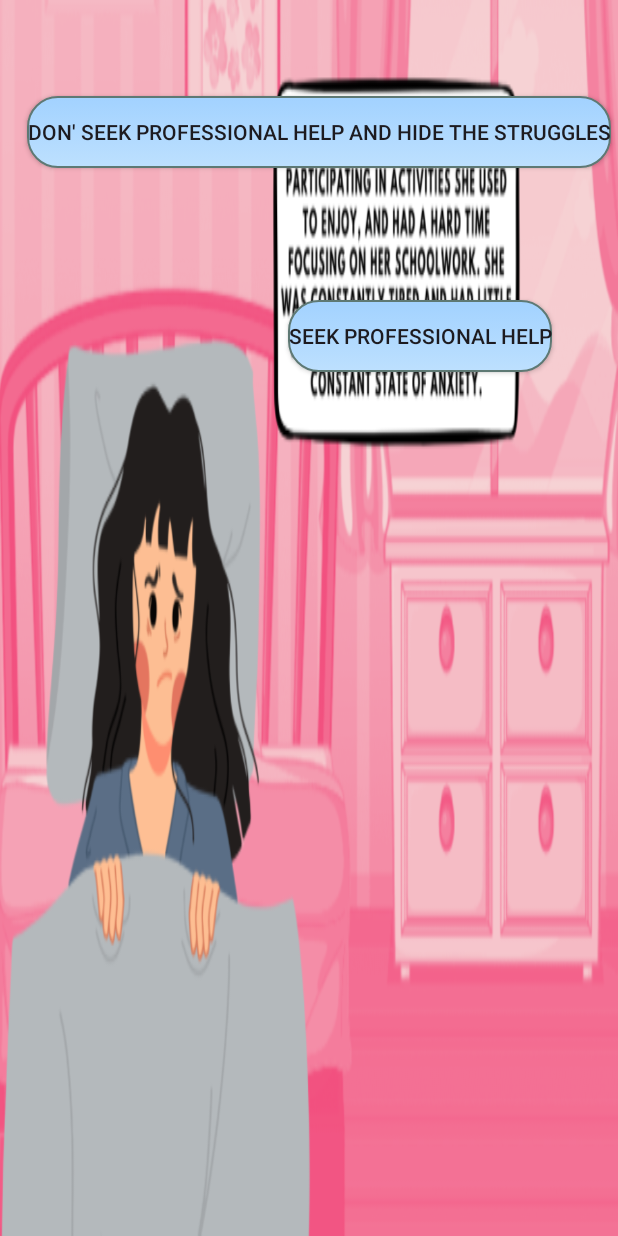
After one commit to Ai-nihil/Mental-Hub, an Android app: the layout activity_bulimia.xml on its own in the app's theme, with its tools: preview values and no code run, on a phone screen of 412 x 824 dp. The commit adds this screen. Run offline under Robolectric (Android 15) with nearby library versions, the phone set to English and light mode, and no system bars.

Commit message:
Problem Solving: Initial Bulimia Logic

```diff
--- a/app/build.gradle
+++ b/app/build.gradle
@@ -31,6 +31,7 @@ android {
 
 dependencies {
 
+    implementation 'com.mikhaellopez:circularprogressbar:3.1.0'
     implementation 'androidx.appcompat:appcompat:1.6.1'
     implementation 'com.google.android.material:material:1.9.0'
     implementation 'androidx.constraintlayout:constraintlayout:2.1.4'
@@ -42,6 +43,7 @@ dependencies {
     implementation 'com.google.firebase:firebase-auth'
     implementation 'com.google.android.gms:play-services-auth:20.5.0'
     implementation 'com.github.bumptech.glide:glide:4.15.1'
+
     testImplementation 'junit:junit:4.13.2'
     androidTestImplementation 'androidx.test.ext:junit:1.1.5'
     androidTestImplementation 'androidx.test.espresso:espresso-core:3.5.1'
--- /dev/null
+++ b/app/src/main/res/layout-land/activity_bulimia.xml
@@ -0,0 +1,68 @@
+<?xml version="1.0" encoding="utf-8"?>
+<androidx.constraintlayout.widget.ConstraintLayout xmlns:android="http://schemas.android.com/apk/res/android"
+    xmlns:app="http://schemas.android.com/apk/res-auto"
+    xmlns:tools="http://schemas.android.com/tools"
+    android:layout_width="match_parent"
+    android:layout_height="match_parent"
+    tools:context=".ProblemSolving.Bulimia.Bulimia">
+
+    <ImageView
+        android:id="@+id/bulimiaBg"
+        android:layout_width="match_parent"
+        android:layout_height="match_parent"
+        android:adjustViewBounds="true"
+        android:scaleType="fitXY"
+        android:src="@drawable/bulimia1"
+        app:layout_constraintBottom_toBottomOf="parent"
+        app:layout_constraintEnd_toEndOf="parent"
+        app:layout_constraintHeight_percent="1"
+        app:layout_constraintHorizontal_bias="0.0"
+        app:layout_constraintStart_toStartOf="parent"
+        app:layout_constraintTop_toTopOf="parent"
+        app:layout_constraintVertical_bias="0.0"
+        app:layout_constraintWidth_percent="1" />
+
+    <androidx.appcompat.widget.AppCompatButton
+        android:id="@+id/choice1"
+        android:layout_width="wrap_content"
+        android:layout_height="wrap_content"
+        android:layout_marginTop="168dp"
+        android:background="@drawable/mybutton"
+        android:gravity="center"
+        android:padding="10dp"
+        android:text="Don't Seek Professional Help and hide the struggles"
+        app:layout_constraintEnd_toEndOf="parent"
+        app:layout_constraintHorizontal_bias="0.95"
+        app:layout_constraintStart_toStartOf="parent"
+        app:layout_constraintTop_toTopOf="parent" />
+
+    <androidx.appcompat.widget.AppCompatButton
+        android:id="@+id/choice2"
+        android:layout_width="wrap_content"
+        android:layout_height="wrap_content"
+        android:layout_marginTop="16dp"
+        android:background="@drawable/mybutton"
+        android:gravity="center"
+        android:padding="10dp"
+        android:text="Seek Professional Help"
+        app:layout_constraintEnd_toEndOf="parent"
+        app:layout_constraintHorizontal_bias="0.772"
+        app:layout_constraintStart_toStartOf="parent"
+        app:layout_constraintTop_toBottomOf="@+id/choice1" />
+
+    <androidx.appcompat.widget.AppCompatButton
+        android:id="@+id/choice3"
+        android:layout_width="wrap_content"
+        android:layout_height="wrap_content"
+        android:layout_marginTop="32dp"
+        android:background="@drawable/mybutton"
+        android:gravity="center"
+        android:padding="10dp"
+        android:text=""
+        android:visibility="gone"
+        app:layout_constraintEnd_toEndOf="parent"
+        app:layout_constraintHorizontal_bias="0.772"
+        app:layout_constraintStart_toStartOf="parent"
+        app:layout_constraintTop_toBottomOf="@+id/choice2" />
+
+</androidx.constraintlayout.widget.ConstraintLayout>
--- /dev/null
+++ b/app/src/main/res/layout/activity_bulimia.xml
@@ -0,0 +1,59 @@
+<?xml version="1.0" encoding="utf-8"?>
+<androidx.constraintlayout.widget.ConstraintLayout xmlns:android="http://schemas.android.com/apk/res/android"
+    xmlns:app="http://schemas.android.com/apk/res-auto"
+    xmlns:tools="http://schemas.android.com/tools"
+    android:layout_width="match_parent"
+    android:layout_height="match_parent"
+    tools:context=".ProblemSolving.Bulimia.Bulimia">
+
+    <ImageView
+        android:id="@+id/bulimiaBg"
+        android:layout_width="match_parent"
+        android:layout_height="match_parent"
+        android:adjustViewBounds="true"
+        android:scaleType="fitXY"
+        android:src="@drawable/bulimia1"
+        app:layout_constraintBottom_toBottomOf="parent"
+        app:layout_constraintEnd_toEndOf="parent"
+        app:layout_constraintHeight_percent="1"
+        app:layout_constraintHorizontal_bias="0.0"
+        app:layout_constraintStart_toStartOf="parent"
+        app:layout_constraintTop_toTopOf="parent"
+        app:layout_constraintVertical_bias="0.0"
+        app:layout_constraintWidth_percent="1" />
+
+    <androidx.appcompat.widget.AppCompatButton
+        android:id="@+id/choice1"
+        android:layout_width="wrap_content"
+        android:layout_height="wrap_content"
+        android:layout_marginTop="64dp"
+        android:background="@drawable/mybutton"
+        android:gravity="center"
+        android:text="Don' Seek Professional Help and hide the struggles"
+        app:layout_constraintEnd_toEndOf="parent"
+        app:layout_constraintHorizontal_bias="0.799"
+        app:layout_constraintStart_toStartOf="parent"
+        app:layout_constraintTop_toTopOf="parent" />
+
+    <androidx.appcompat.widget.AppCompatButton
+        android:id="@+id/choice2"
+        android:layout_width="wrap_content"
+        android:layout_height="wrap_content"
+        android:layout_marginTop="200dp"
+        android:background="@drawable/mybutton"
+        android:gravity="center"
+        android:text="Seek Professional Help"
+        app:layout_constraintEnd_toEndOf="parent"
+        app:layout_constraintHorizontal_bias="0.814"
+        app:layout_constraintStart_toStartOf="parent"
+        app:layout_constraintTop_toTopOf="parent" />
+
+    <androidx.constraintlayout.widget.Guideline
+        android:id="@+id/guideline"
+        android:layout_width="wrap_content"
+        android:layout_height="wrap_content"
+        android:orientation="horizontal"
+        app:layout_constraintGuide_begin="20dp" />
+
+
+</androidx.constraintlayout.widget.ConstraintLayout>
--- a/app/src/main/res/values-night/themes.xml
+++ b/app/src/main/res/values-night/themes.xml
@@ -1,6 +1,6 @@
 <resources xmlns:tools="http://schemas.android.com/tools">
     <!-- Base application theme. -->
-    <style name="Theme.MentalHub" parent="Theme.MaterialComponents.DayNight.DarkActionBar">
+    <style name="Theme.MentalHub" parent="Theme.MaterialComponents.DayNight.NoActionBar">
         <!-- Primary brand color. -->
         <item name="colorPrimary">@color/purple_200</item>
         <item name="colorPrimaryVariant">@color/purple_700</item>
```
Also changed, not shown: app/src/main/AndroidManifest.xml (+11 -5 lines), app/src/main/java/com/example/mentalhub/GameActivity.java (+8 -1 lines), app/src/main/java/com/example/mentalhub/MainActivity.java (+8 -0 lines), app/src/main/java/com/example/mentalhub/ProblemSolving/Bulimia/Bulimia.java (added, +81 -0 lines), app/src/main/java/com/example/mentalhub/progressChecker/progressActivity.java (+9 -2 lines), app/src/main/res/layout/activity_progress.xml (+42 -0 lines), app/src/main/res/drawable/bulimia1.png (added).
